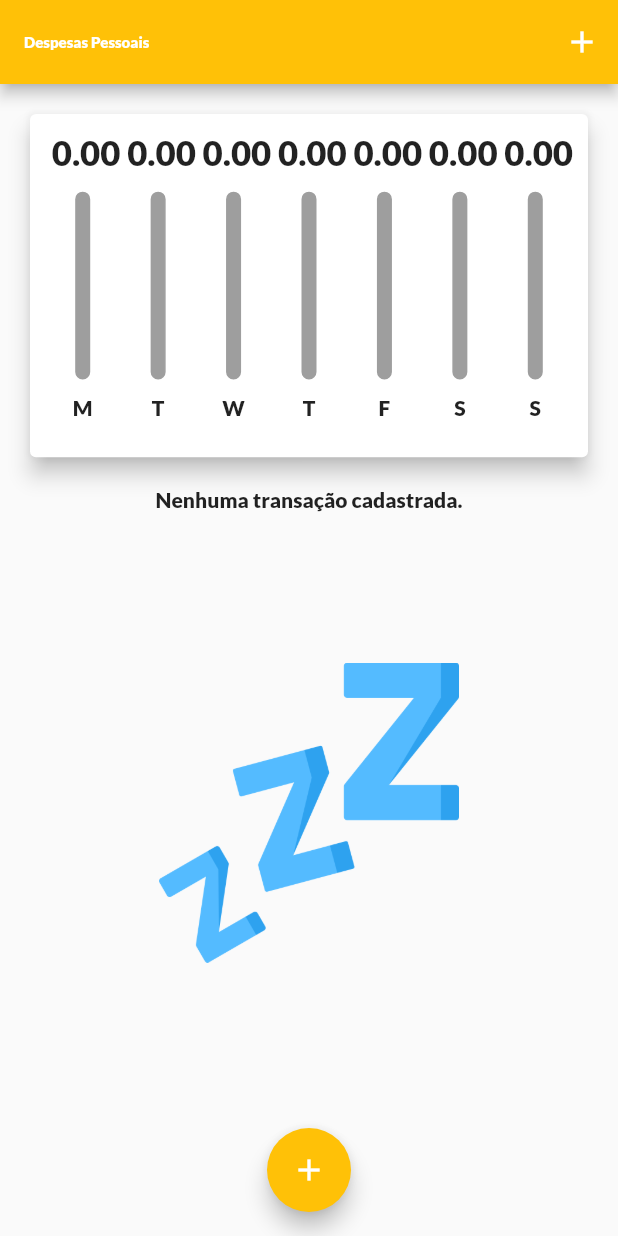
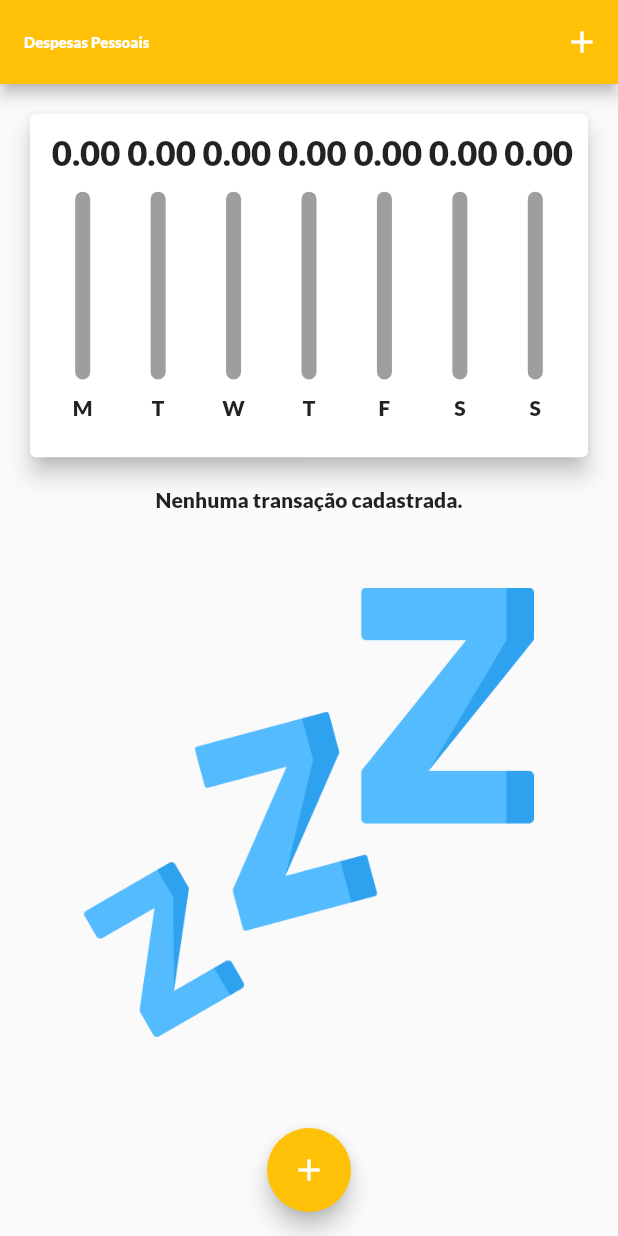
Before and after one commit to Gabriel-Vs20/App_Despesas, a Flutter app: the screen it shows after launch, on a phone screen of 412 x 824 dp. Run offline on Flutter 3.47's test engine with Material 3 defaults, Android fonts, the light colour scheme and no system bars.

Commit message:
Aplicando responsividade ao app no modo paisagem.

```diff
--- a/lib/components/transactions_list.dart
+++ b/lib/components/transactions_list.dart
@@ -12,18 +12,23 @@ class TransactionsList extends StatelessWidget {
 
   @override
   Widget build(BuildContext context) {
-    return transactions.isEmpty ? Column(
+    return transactions.isEmpty ?
+    LayoutBuilder(
+      builder: (context, constraints){
+      return Column(
       children: [
         Text("Nenhuma transação cadastrada."),
 
-        SizedBox(height: 100),
+        SizedBox(height: constraints.maxHeight * 0.1),
 
         Container(
-          height: 200,
+          height: constraints.maxHeight * 0.6,
           child: Image.asset('assets/img/zzz.png',
-          fit: BoxFit.cover,),
+          fit: BoxFit.cover),
         )
-      ],
+        ],
+      );
+     },
     )
     : ListView(
       children:
```
